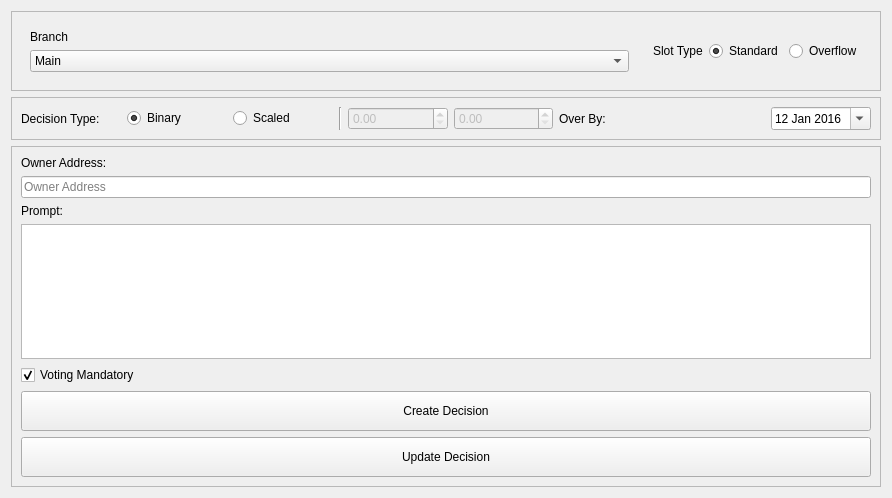
Qt form src/qt/forms/decisioncreationwidget.ui (brishtiteveja/truthcoin-cpp) before a commit.
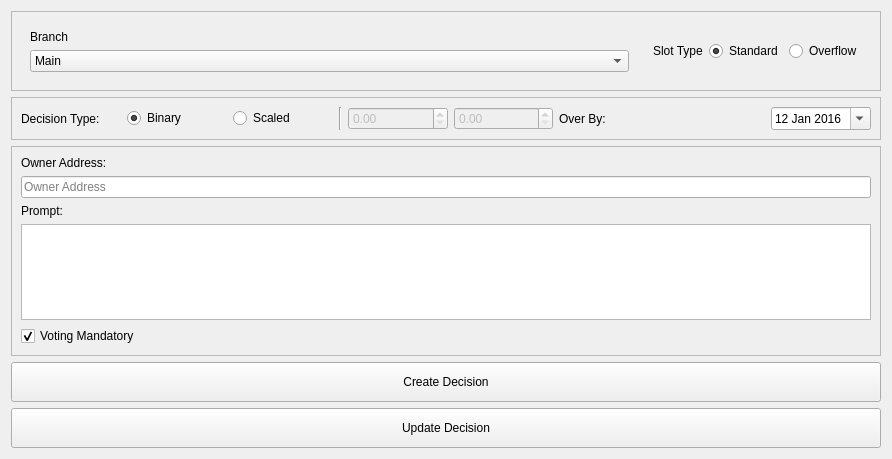
The same form after that commit.

```diff
--- a/src/qt/forms/decisioncreationwidget.ui
+++ b/src/qt/forms/decisioncreationwidget.ui
@@ -7,7 +7,7 @@
     <x>0</x>
     <y>0</y>
     <width>892</width>
-    <height>498</height>
+    <height>459</height>
    </rect>
   </property>
   <property name="minimumSize">
@@ -243,6 +243,9 @@
         </property>
        </widget>
       </item>
+     </layout>
+    </widget>
+   </item>
       <item>
        <widget class="QPushButton" name="pushButtonCreateDecision">
         <property name="minimumSize">
@@ -267,9 +270,6 @@
         <property name="text">
          <string>Update Decision</string>
         </property>
-       </widget>
-      </item>
-     </layout>
     </widget>
    </item>
   </layout>
```
Lines whose indentation alone changed are shown as unchanged.
